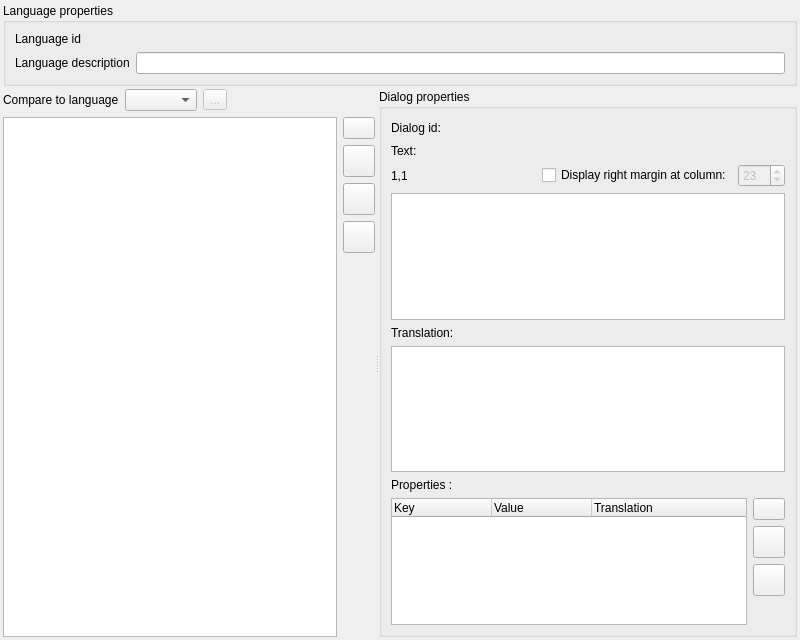
Qt form src/widgets/dialogs_editor.ui (Kangie/solarus) before a commit.
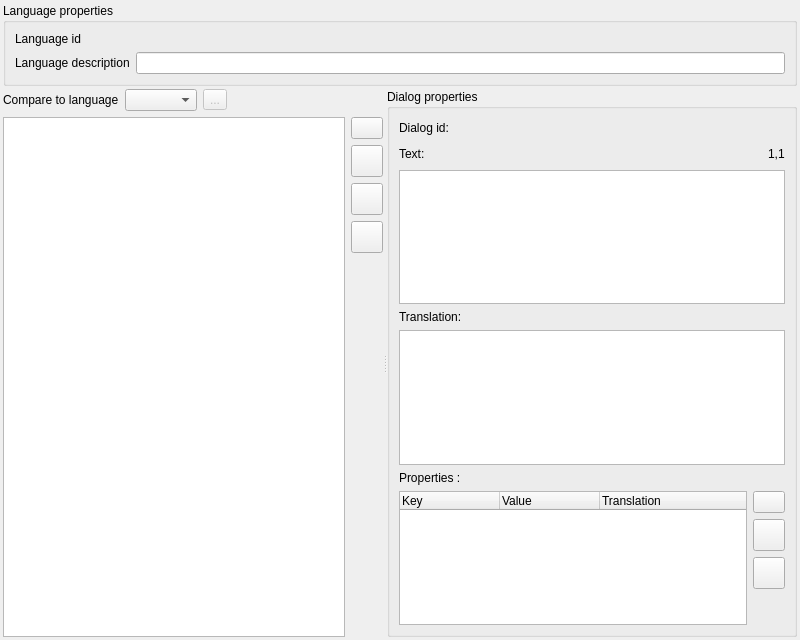
The same form after that commit. Icons and pictures are not drawn. Custom widgets are drawn as their Qt base class.

Commit message: Remove dialog box margin display

```diff
--- a/src/widgets/dialogs_editor.ui
+++ b/src/widgets/dialogs_editor.ui
@@ -360,19 +360,12 @@
          </item>
         </layout>
        </item>
-       <item>
-        <widget class="QLabel" name="dialog_text_label">
-         <property name="text">
-          <string>Text:</string>
-         </property>
-        </widget>
-       </item>
        <item>
         <layout class="QHBoxLayout" name="horizontalLayout_3">
          <item>
-          <widget class="QLabel" name="dialog_cursor_position_label">
+          <widget class="QLabel" name="dialog_text_label">
            <property name="text">
-            <string>1,1</string>
+            <string>Text:</string>
            </property>
           </widget>
          </item>
@@ -390,25 +383,9 @@
           </spacer>
          </item>
          <item>
-          <widget class="QCheckBox" name="display_margin_check_box">
+          <widget class="QLabel" name="dialog_cursor_position_label">
            <property name="text">
-            <string>Display right margin at column:</string>
-           </property>
-          </widget>
-         </item>
-         <item>
-          <widget class="QSpinBox" name="display_margin_field">
-           <property name="enabled">
-            <bool>false</bool>
-           </property>
-           <property name="minimum">
-            <number>1</number>
-           </property>
-           <property name="maximum">
-            <number>255</number>
-           </property>
-           <property name="value">
-            <number>23</number>
+            <string>1,1</string>
            </property>
           </widget>
          </item>
```
The commit also changes 3 other files.
